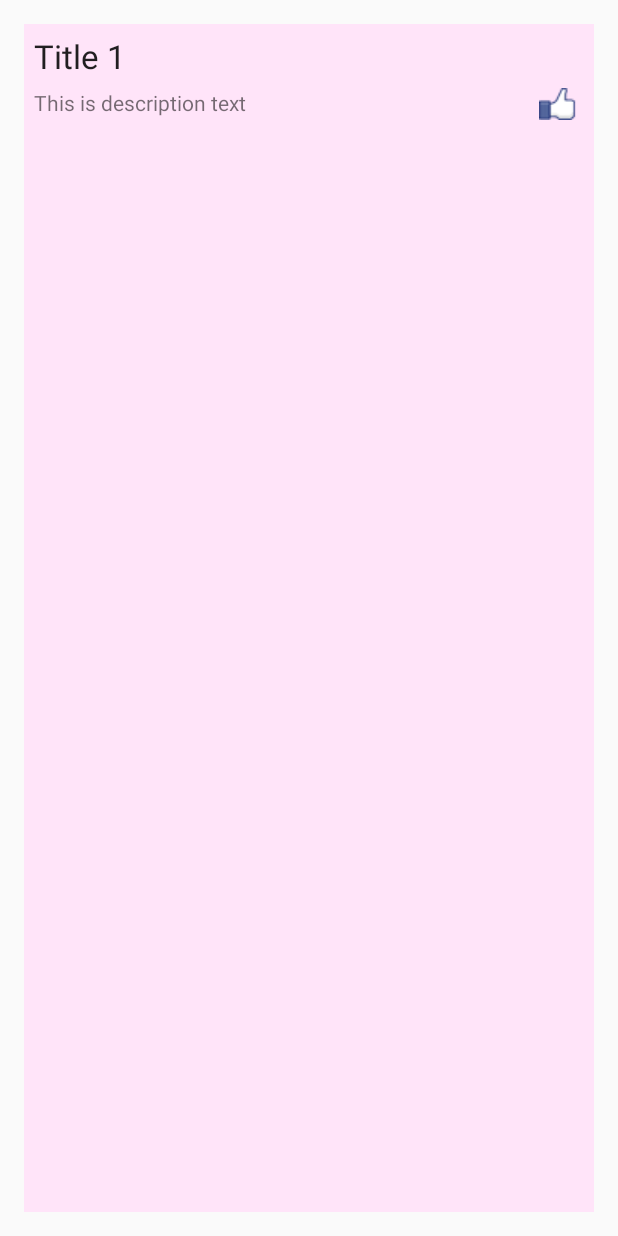
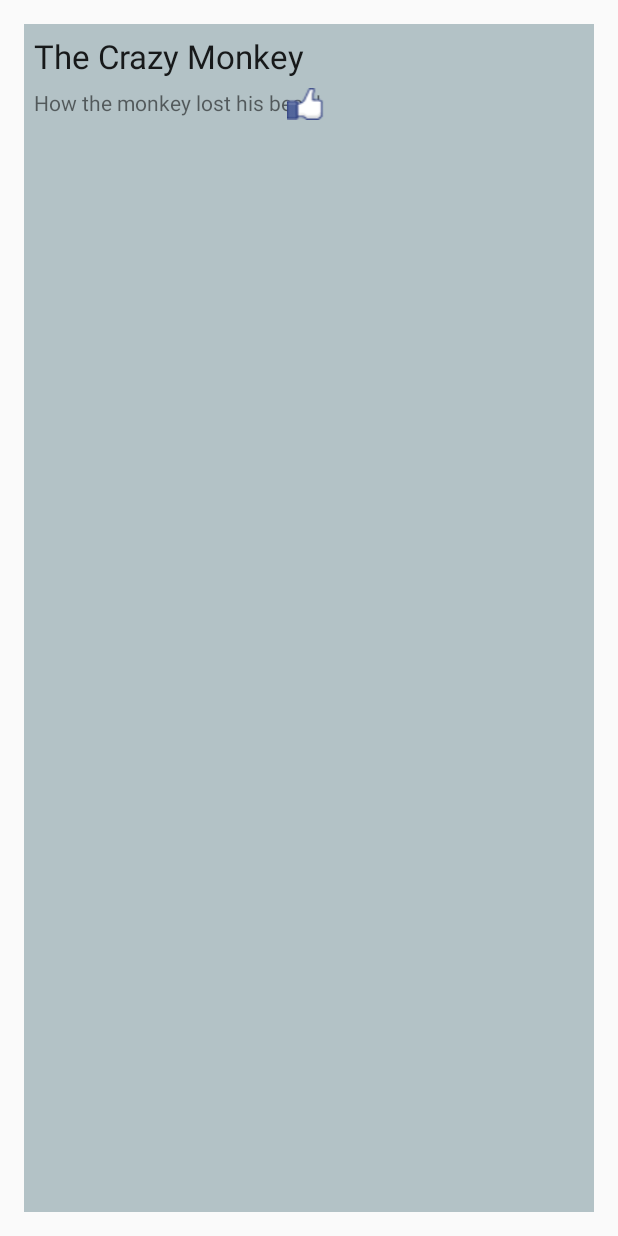
Before and after one commit to martnga/our-stories, an Android app: the screen it shows after launch (MainActivity), on a phone screen of 412 x 824 dp. Run offline under Robolectric (Android 15) with nearby library versions, the phone set to English and light mode, and no system bars.

Commit message:
added stories(title|preview) to the main list

```diff
--- a/app/src/main/java/com/nganga/stories/MainActivity.java
+++ b/app/src/main/java/com/nganga/stories/MainActivity.java
@@ -36,16 +36,47 @@ public class MainActivity extends Activity {
          ArrayList<MyStories> myStories = new ArrayList<MyStories>();
 
         //populating the Stories ArrayList
-        for(int i = 1; i < 9; i++)
-        {
+
             myStories.add(new MyStories(
-                    "Title " + i,
-                    "This is description text",
+                    "The Crazy Monkey",
+                    "How the monkey lost his beard",
                     R.drawable.like
             ));
 
+             myStories.add(new MyStories(
+                "The Little Dandy",
+                "Why hearts get broken",
+                R.drawable.like
+             ));
+             myStories.add(new MyStories(
+                "The Crazy Monkey",
+                "How the monkey lost his beard",
+                R.drawable.like
+             ));
+            myStories.add(new MyStories(
+                "How Many more?",
+                "Tribulations of the lost boy",
+                R.drawable.like
+            ));
+            myStories.add(new MyStories(
+                "The Sorry Morning",
+                "Why we eat Breakfast",
+                R.drawable.like
+            ));
+           myStories.add(new MyStories(
+                "The Cup And The Tree",
+                "Why the Tree lives outside",
+                R.drawable.like
+           ));
+           myStories.add(new MyStories(
+                "The Black Zebra",
+                "How the monkey lost his Stripes",
+                R.drawable.like
+             ));
 
-        }
+
+
+
 
         //specify an adapter
         mAdapter = new MyAdapter(myStories);
--- a/app/src/main/res/layout/activity_main.xml
+++ b/app/src/main/res/layout/activity_main.xml
@@ -10,6 +10,10 @@
        android:scrollbars="vertical"
        android:layout_width="match_parent"
        android:layout_height="match_parent"
-       android:background="#ffffe4f9" />
+       android:background="#ffb3c2c6"
+       android:layout_alignParentRight="true"
+       android:layout_alignParentEnd="true"
+       android:layout_alignParentLeft="true"
+       android:layout_alignParentStart="true" />
 
 </RelativeLayout>
--- a/app/src/main/res/layout/row.xml
+++ b/app/src/main/res/layout/row.xml
@@ -32,5 +32,7 @@
         android:padding="3dp"
         android:layout_alignParentRight="true"
         android:layout_alignParentEnd="true"
-        android:layout_below="@+id/title" />
+        android:layout_below="@+id/title"
+        android:layout_alignParentLeft="true"
+        android:layout_alignParentStart="true" />
 </RelativeLayout>
```
